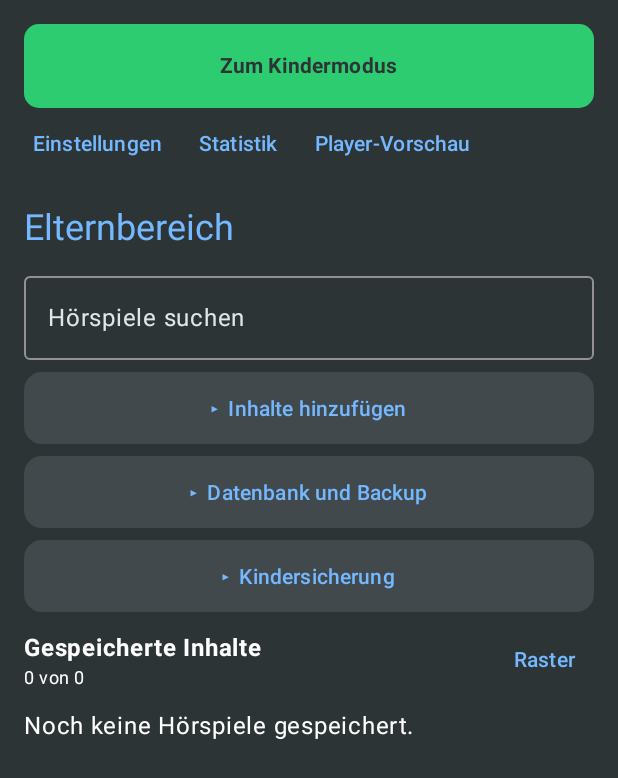
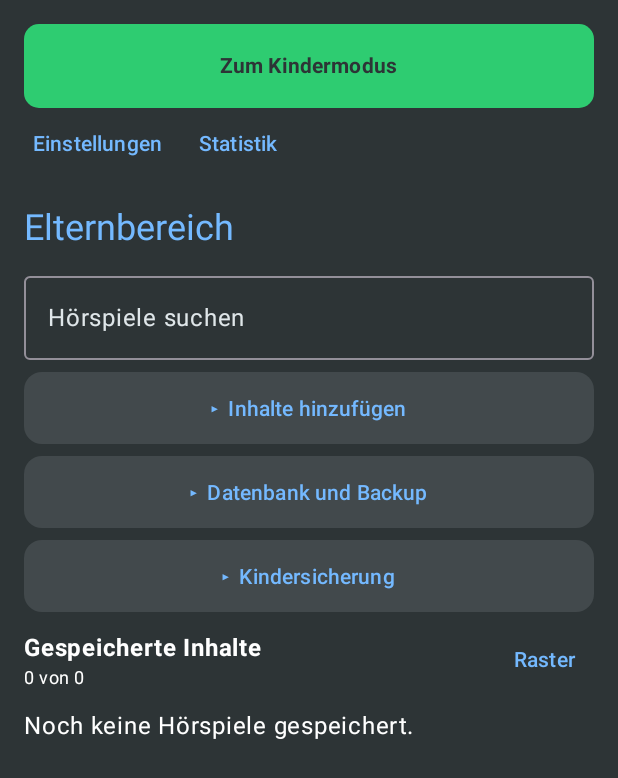
Before and after one commit to basecore/Klangkiste-2.0, an Android app built with Jetpack Compose: the screen it shows after launch (MainActivity), on a phone screen of 412 x 824 dp. Shown: the top 778 px of the screen. Run offline under Robolectric (Android 15) with nearby library versions, the phone set to English and light mode, and no system bars; our stand-ins replace Room's generated code; 4 statements that could not run were skipped.

Commit message:
Remove the parent player preview

```diff
--- a/app/src/main/java/de/basecore/klangkiste2/ui/KlangKisteApp.kt
+++ b/app/src/main/java/de/basecore/klangkiste2/ui/KlangKisteApp.kt
@@ -27,7 +27,7 @@ import androidx.core.view.WindowInsetsCompat
 import androidx.core.view.WindowInsetsControllerCompat
 import de.basecore.klangkiste2.KlangKisteViewModel
 
-private enum class ParentPage { ADMIN, SETTINGS, STATS, PREVIEW, LIBRARY }
+private enum class ParentPage { ADMIN, SETTINGS, STATS }
 internal enum class DisplayMode(val label: String) {
     SYSTEM("Android-Timeout"), PLAYBACK("Bei Wiedergabe"), ALWAYS("Immer an")
 }
@@ -53,7 +53,8 @@ fun KlangKisteApp(viewModel: KlangKisteViewModel, onPinApp: () -> Unit) {
     val currentId by viewModel.currentTrackId.collectAsState()
     val active = tracks.firstOrNull { it.track.id == currentId }
     val snack = remember { SnackbarHostState() }
-    var page by rememberSaveable { mutableStateOf(ParentPage.ADMIN) }
+    var pageName by rememberSaveable { mutableStateOf(ParentPage.ADMIN.name) }
+    val page = ParentPage.entries.firstOrNull { it.name == pageName } ?: ParentPage.ADMIN
     val immersive = child || sleep
     val prefs = remember(context) { context.getSharedPreferences("display_settings", Context.MODE_PRIVATE) }
     var storedMode by remember(prefs) {
@@ -80,7 +81,7 @@ fun KlangKisteApp(viewModel: KlangKisteViewModel, onPinApp: () -> Unit) {
         } else controller.show(WindowInsetsCompat.Type.systemBars())
     }
     BackHandler(enabled = immersive || page != ParentPage.ADMIN) {
-        if (!immersive) page = ParentPage.ADMIN
+        if (!immersive) pageName = ParentPage.ADMIN.name
     }
     Box(Modifier.fillMaxSize().background(ParentBackground)) {
         when {
@@ -98,11 +99,10 @@ fun KlangKisteApp(viewModel: KlangKisteViewModel, onPinApp: () -> Unit) {
                                 Text("Zum Kindermodus", fontWeight = FontWeight.Bold)
                             }
                             Row(Modifier.fillMaxWidth().horizontalScroll(rememberScrollState()).padding(horizontal = 10.dp)) {
-                                TextButton(onClick = { page = ParentPage.SETTINGS }) { Text("Einstellungen") }
-                                TextButton(onClick = { page = ParentPage.STATS }) { Text("Statistik") }
-                                TextButton(onClick = { page = ParentPage.PREVIEW }) { Text("Player-Vorschau") }
+                                TextButton(onClick = { pageName = ParentPage.SETTINGS.name }) { Text("Einstellungen") }
+                                TextButton(onClick = { pageName = ParentPage.STATS.name }) { Text("Statistik") }
                             }
-                        } else TextButton(onClick = { page = ParentPage.ADMIN }, modifier = Modifier.padding(start = 8.dp)) { Text("Zurück zum Elternbereich") }
+                        } else TextButton(onClick = { pageName = ParentPage.ADMIN.name }, modifier = Modifier.padding(start = 8.dp)) { Text("Zurück zum Elternbereich") }
                         Box(Modifier.weight(1f).fillMaxWidth()) {
                             when (page) {
                                 ParentPage.ADMIN -> AdminScreen(viewModel, tracks, onPinApp)
@@ -111,8 +111,6 @@ fun KlangKisteApp(viewModel: KlangKisteViewModel, onPinApp: () -> Unit) {
                                     prefs.edit().putString("mode", it.name).apply()
                                 }
                                 ParentPage.STATS -> StatsScreen(viewModel, tracks)
-                                ParentPage.PREVIEW -> PlayerScreen(viewModel, active, settings, false) { page = ParentPage.LIBRARY }
-                                ParentPage.LIBRARY -> LibraryScreen(viewModel, tracks, settings, false, null)
                             }
                         }
                     }
@@ -130,7 +128,7 @@ fun KlangKisteApp(viewModel: KlangKisteViewModel, onPinApp: () -> Unit) {
                     lastTap = now
                     if (taps >= 5) {
                         taps = 0
-                        page = ParentPage.ADMIN
+                        pageName = ParentPage.ADMIN.name
                         if (sleep) viewModel.dismissSleepView() else viewModel.setChildMode(false)
                     }
                 }
```
